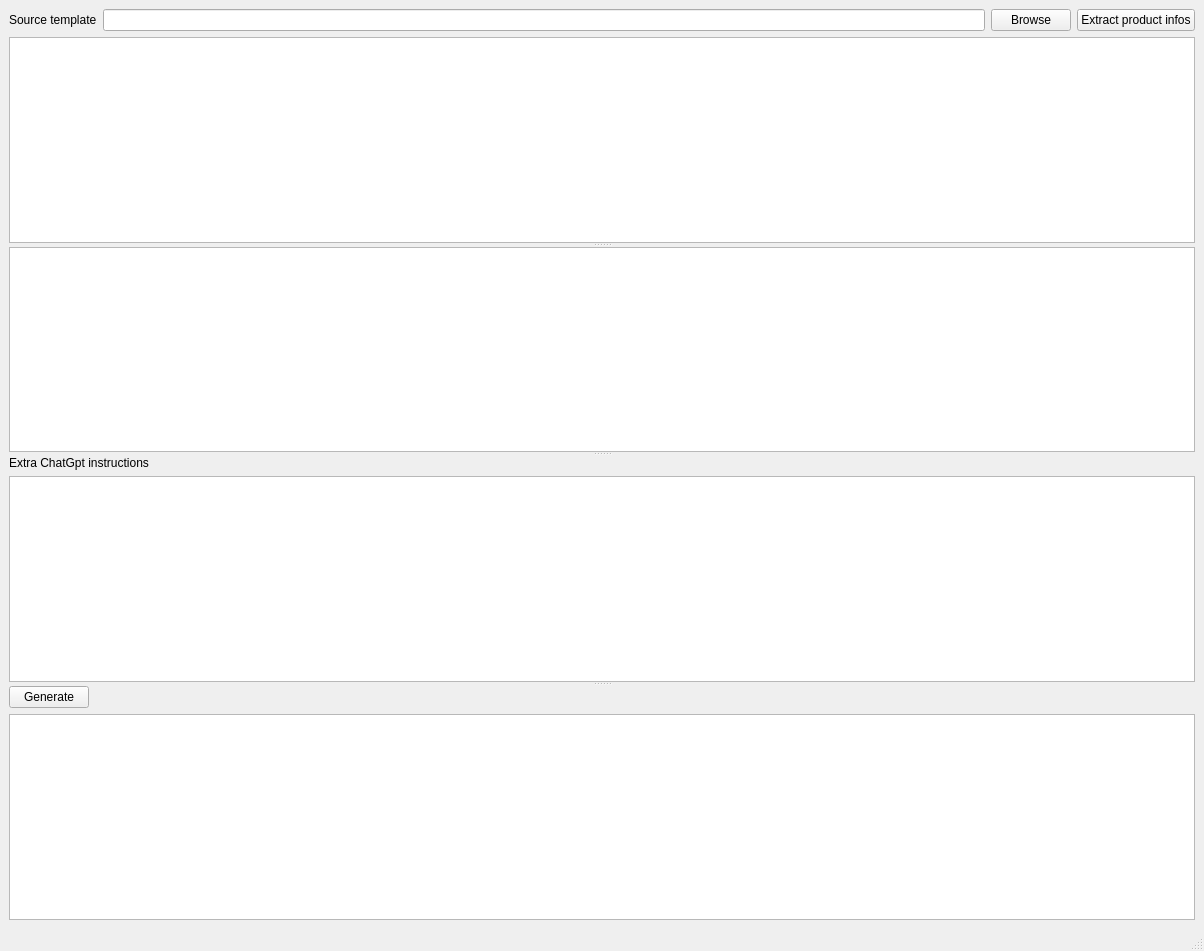
The window that gui/MainWindow.ui (icingerpower/AmazonTemplate2) describes before a commit, drawn with Qt 5.
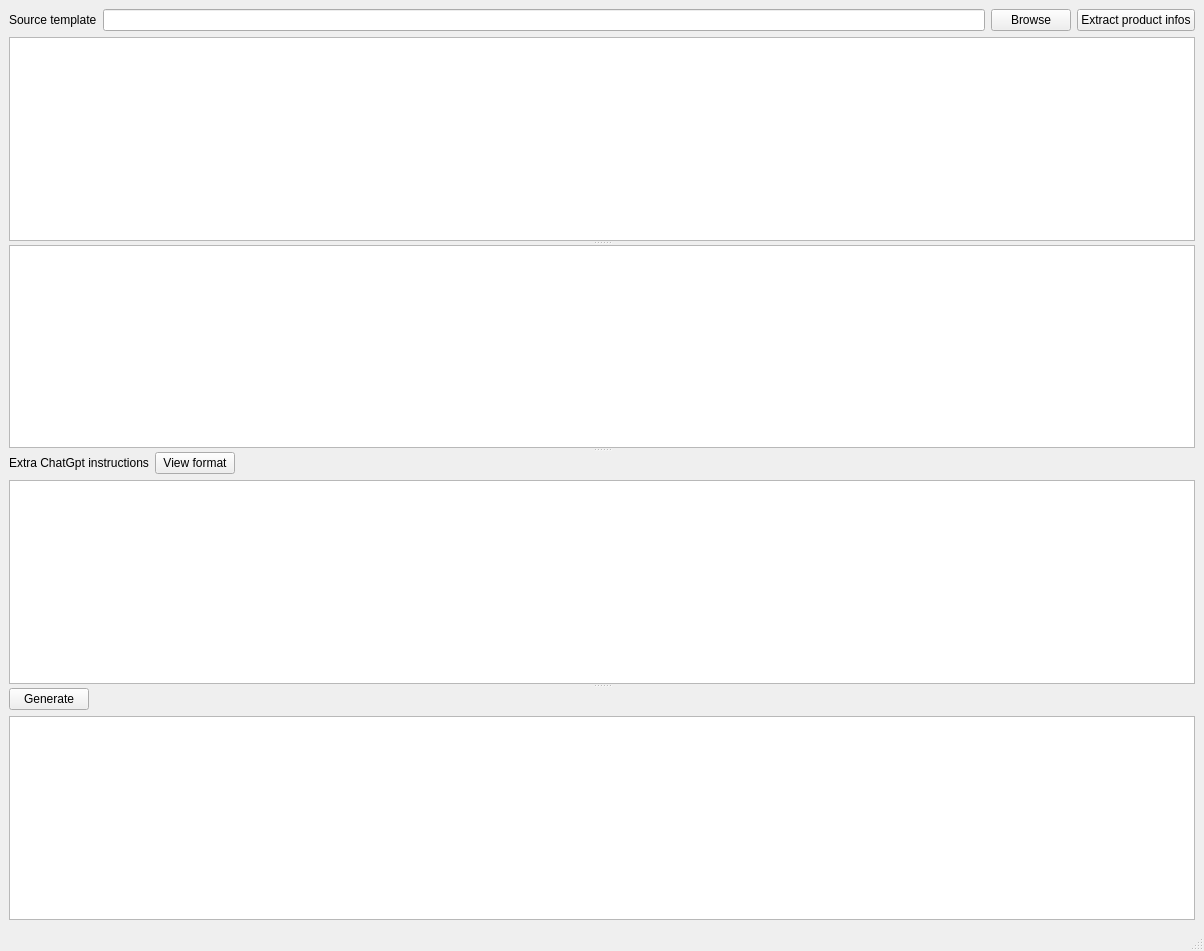
The same window after the commit.

Commit message: Improved UI + Added keywords and price management

The edit to the form file:
```diff
--- a/gui/MainWindow.ui
+++ b/gui/MainWindow.ui
@@ -71,11 +71,35 @@
       <widget class="QWidget" name="">
        <layout class="QVBoxLayout" name="verticalLayout_3">
         <item>
+         <layout class="QHBoxLayout" name="horizontalLayout_3">
+          <item>
          <widget class="QLabel" name="label_2">
           <property name="text">
            <string>Extra ChatGpt instructions</string>
           </property>
          </widget>
+          </item>
+          <item>
+           <widget class="QPushButton" name="buttonViewFormatExtraInfos">
+            <property name="text">
+             <string>View format</string>
+            </property>
+           </widget>
+          </item>
+          <item>
+           <spacer name="horizontalSpacer_2">
+            <property name="orientation">
+             <enum>Qt::Orientation::Horizontal</enum>
+            </property>
+            <property name="sizeHint" stdset="0">
+             <size>
+              <width>40</width>
+              <height>20</height>
+             </size>
+            </property>
+           </spacer>
+          </item>
+         </layout>
         </item>
         <item>
          <widget class="QTextEdit" name="textEditExtraInfos"/>
```
Lines whose indentation alone changed are shown as unchanged. The commit also changes 4 other files.
